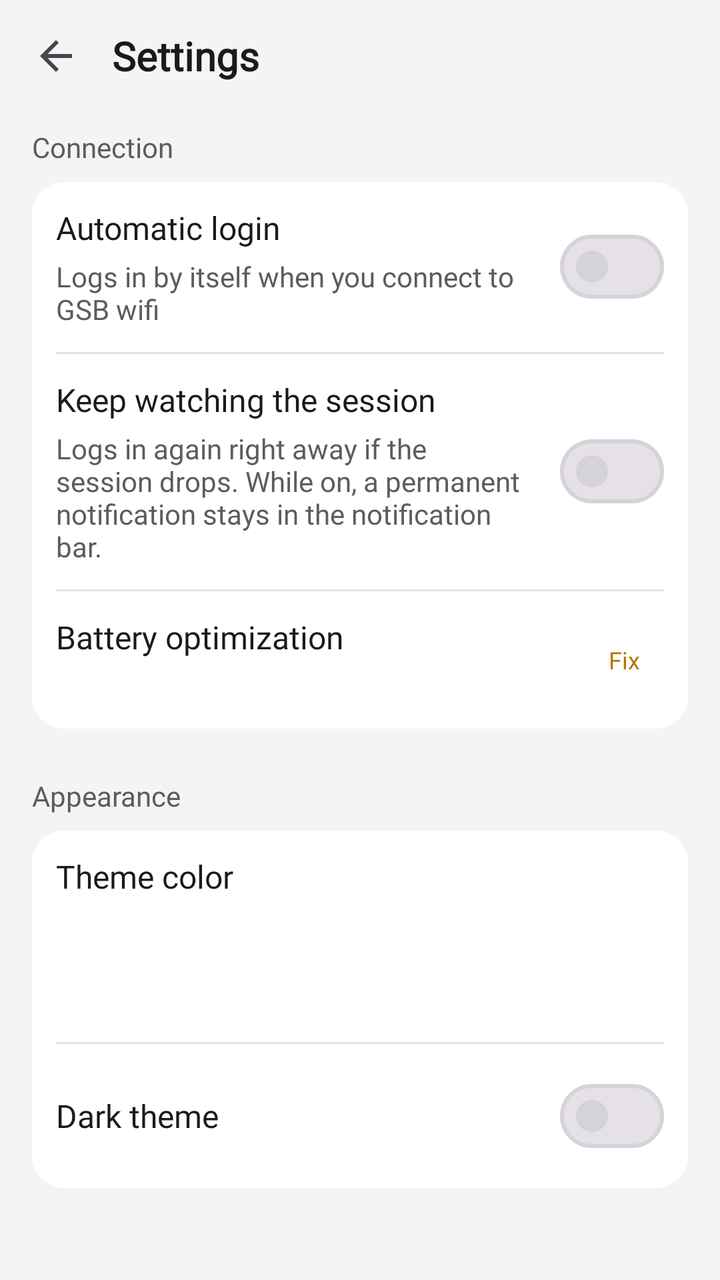
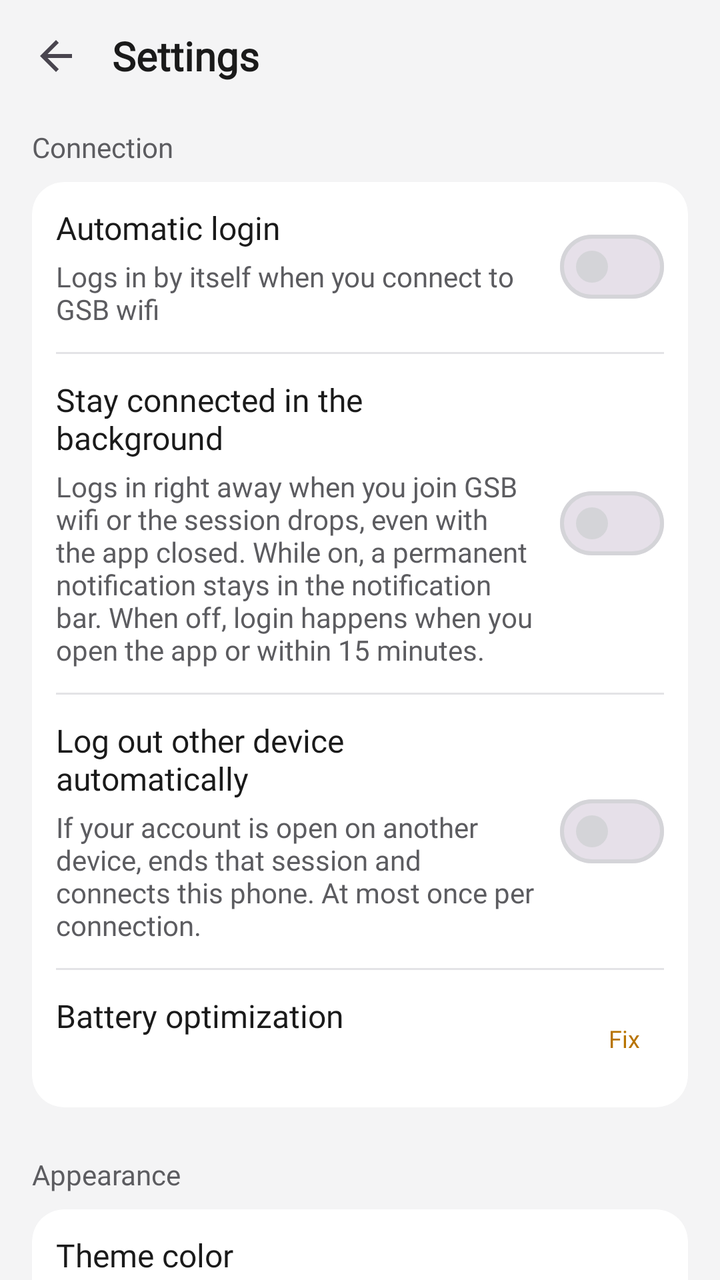

Screens rendered from an Android XML layout before and after an edit, with the pre-edit source and the edit as a unified diff.
<!-- AndroidManifest.xml: application theme Theme.DerYurt -->
<!-- res/layout/activity_settings.xml -->
<?xml version="1.0" encoding="utf-8"?>
<LinearLayout xmlns:android="http://schemas.android.com/apk/res/android"
    xmlns:app="http://schemas.android.com/apk/res-auto"
    android:id="@+id/root"
    android:layout_width="match_parent"
    android:layout_height="match_parent"
    android:orientation="vertical">

    <LinearLayout
        android:layout_width="match_parent"
        android:layout_height="@dimen/dy_top_bar_height"
        android:gravity="center_vertical"
        android:orientation="horizontal"
        android:paddingStart="@dimen/dy_space_1"
        android:paddingEnd="@dimen/dy_space_2">

        <ImageButton
            android:id="@+id/btnBack"
            android:layout_width="@dimen/dy_touch_min"
            android:layout_height="@dimen/dy_touch_min"
            android:background="?attr/selectableItemBackgroundBorderless"
            android:contentDescription="@string/content_desc_back"
            android:padding="@dimen/dy_space_3"
            android:src="@drawable/abc_ic_ab_back_material" />

        <TextView
            android:layout_width="0dp"
            android:layout_height="wrap_content"
            android:layout_weight="1"
            android:paddingStart="@dimen/dy_space_1"
            android:paddingEnd="0dp"
            android:text="@string/section_settings"
            android:textAppearance="@style/TextAppearance.DerYurt.ScreenTitle" />
    </LinearLayout>

    <androidx.core.widget.NestedScrollView
        android:layout_width="match_parent"
        android:layout_height="0dp"
        android:layout_weight="1">

        <LinearLayout
            android:layout_width="match_parent"
            android:layout_height="wrap_content"
            android:orientation="vertical"
            android:paddingStart="@dimen/dy_space_4"
            android:paddingEnd="@dimen/dy_space_4"
            android:paddingBottom="@dimen/dy_space_8">

            
            <TextView
                style="@style/DerYurt.SectionTitle"
                android:layout_marginTop="@dimen/dy_space_2"
                android:text="@string/section_connection" />

            <com.google.android.material.card.MaterialCardView
                style="@style/Widget.DerYurt.Card"
                android:layout_width="match_parent"
                android:layout_height="wrap_content">

                <LinearLayout
                    android:layout_width="match_parent"
                    android:layout_height="wrap_content"
                    android:orientation="vertical"
                    android:paddingStart="@dimen/dy_space_3"
                    android:paddingEnd="@dimen/dy_space_3">

                    <LinearLayout
                        android:id="@+id/rowAuto"
                        android:layout_width="match_parent"
                        android:layout_height="wrap_content"
                        android:gravity="center_vertical"
                        android:orientation="horizontal"
                        android:paddingTop="@dimen/dy_space_3"
                        android:paddingBottom="@dimen/dy_space_3">

                        <LinearLayout
                            android:layout_width="0dp"
                            android:layout_height="wrap_content"
                            android:layout_weight="1"
                            android:orientation="vertical">

                            <TextView
                                android:layout_width="wrap_content"
                                android:layout_height="wrap_content"
                                android:text="@string/setting_auto_title"
                                android:textAppearance="@style/TextAppearance.DerYurt.Body" />

                            <TextView
                                android:layout_width="wrap_content"
                                android:layout_height="wrap_content"
                                android:layout_marginTop="@dimen/dy_space_1"
                                android:text="@string/setting_auto_desc"
                                android:textAppearance="@style/TextAppearance.DerYurt.BodySmall"
                                android:textColor="@color/dy_text_secondary" />
                        </LinearLayout>

                        <com.google.android.material.materialswitch.MaterialSwitch
                            android:id="@+id/switchAuto"
                            android:layout_width="wrap_content"
                            android:layout_height="wrap_content"
                            android:layout_marginStart="@dimen/dy_space_3"
                            android:contentDescription="@string/setting_auto_title" />
                    </LinearLayout>

                    <View
                        android:layout_width="match_parent"
                        android:layout_height="1dp"
                        android:background="@color/dy_outline" />

                    <LinearLayout
                        android:id="@+id/rowWatch"
                        android:layout_width="match_parent"
                        android:layout_height="wrap_content"
                        android:gravity="center_vertical"
                        android:orientation="horizontal"
                        android:paddingTop="@dimen/dy_space_3"
                        android:paddingBottom="@dimen/dy_space_3">

                        <LinearLayout
                            android:layout_width="0dp"
                            android:layout_height="wrap_content"
                            android:layout_weight="1"
                            android:orientation="vertical">

                            <TextView
                                android:layout_width="wrap_content"
                                android:layout_height="wrap_content"
                                android:text="@string/setting_watch_title"
                                android:textAppearance="@style/TextAppearance.DerYurt.Body" />

                            <TextView
                                android:layout_width="wrap_content"
                                android:layout_height="wrap_content"
                                android:layout_marginTop="@dimen/dy_space_1"
                                android:text="@string/setting_watch_desc"
                                android:textAppearance="@style/TextAppearance.DerYurt.BodySmall"
                                android:textColor="@color/dy_text_secondary" />
                        </LinearLayout>

                        <com.google.android.material.materialswitch.MaterialSwitch
                            android:id="@+id/switchWatch"
                            android:layout_width="wrap_content"
                            android:layout_height="wrap_content"
                            android:layout_marginStart="@dimen/dy_space_3"
                            android:contentDescription="@string/setting_watch_title" />
                    </LinearLayout>

                    <View
                        android:layout_width="match_parent"
                        android:layout_height="1dp"
                        android:background="@color/dy_outline" />

                    <LinearLayout
                        android:id="@+id/rowBattery"
                        android:layout_width="match_parent"
                        android:layout_height="wrap_content"
                        android:background="?attr/selectableItemBackground"
                        android:clickable="true"
                        android:focusable="true"
                        android:gravity="center_vertical"
                        android:minHeight="@dimen/dy_touch_min"
                        android:orientation="horizontal"
                        android:paddingTop="@dimen/dy_space_3"
                        android:paddingBottom="@dimen/dy_space_3">

                        <LinearLayout
                            android:layout_width="0dp"
                            android:layout_height="wrap_content"
                            android:layout_weight="1"
                            android:orientation="vertical">

                            <TextView
                                android:layout_width="wrap_content"
                                android:layout_height="wrap_content"
                                android:text="@string/setting_battery_title"
                                android:textAppearance="@style/TextAppearance.DerYurt.Body" />

                            <TextView
                                android:id="@+id/batteryDesc"
                                android:layout_width="wrap_content"
                                android:layout_height="wrap_content"
                                android:layout_marginTop="@dimen/dy_space_1"
                                android:textAppearance="@style/TextAppearance.DerYurt.BodySmall"
                                android:textColor="@color/dy_text_secondary" />
                        </LinearLayout>

                        <TextView
                            android:id="@+id/batteryChip"
                            android:layout_width="wrap_content"
                            android:layout_height="@dimen/dy_chip_height"
                            android:layout_marginStart="@dimen/dy_space_3"
                            android:gravity="center"
                            android:paddingStart="@dimen/dy_space_3"
                            android:paddingEnd="@dimen/dy_space_3"
                            android:text="@string/setting_battery_fix"
                            android:textAppearance="@style/TextAppearance.DerYurt.Caption"
                            android:textColor="@color/dy_warning" />
                    </LinearLayout>
                </LinearLayout>
            </com.google.android.material.card.MaterialCardView>

            
            <TextView
                style="@style/DerYurt.SectionTitle"
                android:text="@string/section_appearance" />

            <com.google.android.material.card.MaterialCardView
                style="@style/Widget.DerYurt.Card"
                android:layout_width="match_parent"
                android:layout_height="wrap_content">

                <LinearLayout
                    android:layout_width="match_parent"
                    android:layout_height="wrap_content"
                    android:orientation="vertical"
                    android:paddingStart="@dimen/dy_space_3"
                    android:paddingEnd="@dimen/dy_space_3">

                    <TextView
                        android:layout_width="wrap_content"
                        android:layout_height="wrap_content"
                        android:paddingTop="@dimen/dy_space_3"
                        android:text="@string/setting_theme_color"
                        android:textAppearance="@style/TextAppearance.DerYurt.Body" />

                    <LinearLayout
                        android:layout_width="match_parent"
                        android:layout_height="wrap_content"
                        android:orientation="horizontal"
                        android:paddingTop="@dimen/dy_space_3"
                        android:paddingBottom="@dimen/dy_space_3">

                        <ImageView
                            android:id="@+id/circleBlue"
                            android:layout_width="@dimen/dy_touch_min"
                            android:layout_height="@dimen/dy_touch_min"
                            android:background="?attr/selectableItemBackgroundBorderless"
                            android:contentDescription="@string/color_blue"
                            android:padding="6dp" />

                        <ImageView
                            android:id="@+id/circleOrange"
                            android:layout_width="@dimen/dy_touch_min"
                            android:layout_height="@dimen/dy_touch_min"
                            android:layout_marginStart="@dimen/dy_space_2"
                            android:background="?attr/selectableItemBackgroundBorderless"
                            android:contentDescription="@string/color_orange"
                            android:padding="6dp" />

                        <ImageView
                            android:id="@+id/circleRed"
                            android:layout_width="@dimen/dy_touch_min"
                            android:layout_height="@dimen/dy_touch_min"
                            android:layout_marginStart="@dimen/dy_space_2"
                            android:background="?attr/selectableItemBackgroundBorderless"
                            android:contentDescription="@string/color_red"
                            android:padding="6dp" />

                        <ImageView
                            android:id="@+id/circleGreen"
                            android:layout_width="@dimen/dy_touch_min"
                            android:layout_height="@dimen/dy_touch_min"
                            android:layout_marginStart="@dimen/dy_space_2"
                            android:background="?attr/selectableItemBackgroundBorderless"
                            android:contentDescription="@string/color_green"
                            android:padding="6dp" />
                    </LinearLayout>

                    <View
                        android:layout_width="match_parent"
                        android:layout_height="1dp"
                        android:background="@color/dy_outline" />

                    <LinearLayout
                        android:layout_width="match_parent"
                        android:layout_height="wrap_content"
                        android:gravity="center_vertical"
                        android:orientation="horizontal"
                        android:paddingTop="@dimen/dy_space_3"
                        android:paddingBottom="@dimen/dy_space_3">

                        <TextView
                            android:layout_width="0dp"
                            android:layout_height="wrap_content"
                            android:layout_weight="1"
                            android:text="@string/setting_dark_mode"
                            android:textAppearance="@style/TextAppearance.DerYurt.Body" />

                        <com.google.android.material.materialswitch.MaterialSwitch
                            android:id="@+id/switchDark"
                            android:layout_width="wrap_content"
                            android:layout_height="wrap_content"
                            android:contentDescription="@string/setting_dark_mode" />
                    </LinearLayout>
                </LinearLayout>
            </com.google.android.material.card.MaterialCardView>
        </LinearLayout>
    </androidx.core.widget.NestedScrollView>
</LinearLayout>
<!-- resources referenced by this layout -->
<resources>
  <color name="dy_outline">#E3E3E6</color>
  <color name="dy_text_secondary">#5C5C60</color>
  <color name="dy_warning">#B87400</color>
  <dimen name="dy_chip_height">24dp</dimen>
  <dimen name="dy_space_1">4dp</dimen>
  <dimen name="dy_space_2">8dp</dimen>
  <dimen name="dy_space_3">12dp</dimen>
  <dimen name="dy_space_4">16dp</dimen>
  <dimen name="dy_space_8">32dp</dimen>
  <dimen name="dy_top_bar_height">56dp</dimen>
  <dimen name="dy_touch_min">48dp</dimen>
  <string name="color_blue">Blue</string>
  <string name="color_green">Green</string>
  <string name="color_orange">Orange</string>
  <string name="color_red">Red</string>
  <string name="content_desc_back">Back</string>
  <string name="section_appearance">Appearance</string>
  <string name="section_connection">Connection</string>
  <string name="section_settings">Settings</string>
  <string name="setting_auto_desc">Logs in by itself when you connect to GSB wifi</string>
  <string name="setting_auto_title">Automatic login</string>
  <string name="setting_battery_fix">Fix</string>
  <string name="setting_battery_title">Battery optimization</string>
  <string name="setting_dark_mode">Dark theme</string>
  <string name="setting_theme_color">Theme color</string>
  <string name="setting_watch_desc">Logs in again right away if the session drops. While on, a permanent notification stays in the notification bar.</string>
  <string name="setting_watch_title">Keep watching the session</string>
  <style name="TextAppearance.DerYurt.Caption">
          <item name="android:textSize">12sp</item>
          <item name="android:textFontWeight" tools:targetApi="28">500</item>
          <item name="android:textColor">@color/dy_text_primary</item>
          <item name="android:fontFamily">@font/nunito_family</item>
          <item name="fontFamily">@font/nunito_family</item>
      </style>
  <style name="Widget.DerYurt.Card" parent="Widget.Material3.CardView.Filled">
          <item name="cardBackgroundColor">@color/dy_surface</item>
          <item name="cardCornerRadius">@dimen/dy_radius_m</item>
          <item name="cardElevation">0dp</item>
          <item name="strokeWidth">0dp</item>
      </style>
  <dimen name="dy_space_6">24dp</dimen>
  <color name="dy_text_primary">#1A1A1A</color>
  <color name="dy_surface">#FFFFFF</color>
  <dimen name="dy_radius_m">16dp</dimen>
  <style name="TextAppearance.DerYurt.Body.Strong">
          <item name="android:textSize">16sp</item>
          <item name="android:textFontWeight" tools:targetApi="28">600</item>
          <item name="android:textColor">@color/dy_text_primary</item>
          <item name="android:fontFamily">@font/nunito_family</item>
          <item name="fontFamily">@font/nunito_family</item>
      </style>
  <style name="TextAppearance.DerYurt.Micro">
          <item name="android:textSize">10sp</item>
          <item name="android:textFontWeight" tools:targetApi="28">600</item>
          <item name="android:textColor">@color/dy_text_primary</item>
          <item name="android:fontFamily">@font/nunito_family</item>
          <item name="fontFamily">@font/nunito_family</item>
      </style>
  <color name="theme_orange_primary">#FF6D00</color>
  <color name="dy_on_primary">#FFFFFF</color>
  <color name="dy_input_outline">#D4D4D8</color>
  <color name="dy_error">#D93B30</color>
  <color name="dy_bg">#F4F4F5</color>
  <color name="dy_text_tertiary">#76767B</color>
  <!-- unchanged entries left out for length: 9 -->
</resources>

<!-- the commit's change to res/layout/activity_settings.xml (unified diff, before → after) -->
@@ -151,6 +151,49 @@
                         android:background="@color/dy_outline" />
 
                     <LinearLayout
+                        android:id="@+id/rowAutoKick"
+                        android:layout_width="match_parent"
+                        android:layout_height="wrap_content"
+                        android:gravity="center_vertical"
+                        android:orientation="horizontal"
+                        android:paddingTop="@dimen/dy_space_3"
+                        android:paddingBottom="@dimen/dy_space_3">
+
+                        <LinearLayout
+                            android:layout_width="0dp"
+                            android:layout_height="wrap_content"
+                            android:layout_weight="1"
+                            android:orientation="vertical">
+
+                            <TextView
+                                android:layout_width="wrap_content"
+                                android:layout_height="wrap_content"
+                                android:text="@string/setting_autokick_title"
+                                android:textAppearance="@style/TextAppearance.DerYurt.Body" />
+
+                            <TextView
+                                android:layout_width="wrap_content"
+                                android:layout_height="wrap_content"
+                                android:layout_marginTop="@dimen/dy_space_1"
+                                android:text="@string/setting_autokick_desc"
+                                android:textAppearance="@style/TextAppearance.DerYurt.BodySmall"
+                                android:textColor="@color/dy_text_secondary" />
+                        </LinearLayout>
+
+                        <com.google.android.material.materialswitch.MaterialSwitch
+                            android:id="@+id/switchAutoKick"
+                            android:layout_width="wrap_content"
+                            android:layout_height="wrap_content"
+                            android:layout_marginStart="@dimen/dy_space_3"
+                            android:contentDescription="@string/setting_autokick_title" />
+                    </LinearLayout>
+
+                    <View
+                        android:layout_width="match_parent"
+                        android:layout_height="1dp"
+                        android:background="@color/dy_outline" />
+
+                    <LinearLayout
                         android:id="@+id/rowBattery"
                         android:layout_width="match_parent"
                         android:layout_height="wrap_content"
<!-- resource entries referenced after the edit -->
@@ -21,12 +21,14 @@
   <string name="section_settings">Settings</string>
   <string name="setting_auto_desc">Logs in by itself when you connect to GSB wifi</string>
   <string name="setting_auto_title">Automatic login</string>
+  <string name="setting_autokick_desc">If your account is open on another device, ends that session and connects this phone. At most once per connection.</string>
+  <string name="setting_autokick_title">Log out other device automatically</string>
   <string name="setting_battery_fix">Fix</string>
   <string name="setting_battery_title">Battery optimization</string>
   <string name="setting_dark_mode">Dark theme</string>
   <string name="setting_theme_color">Theme color</string>
-  <string name="setting_watch_desc">Logs in again right away if the session drops. While on, a permanent notification stays in the notification bar.</string>
-  <string name="setting_watch_title">Keep watching the session</string>
+  <string name="setting_watch_desc">Logs in right away when you join GSB wifi or the session drops, even with the app closed. While on, a permanent notification stays in the notification bar. When off, login happens when you open the app or within 15 minutes.</string>
+  <string name="setting_watch_title">Stay connected in the background</string>
   <style name="TextAppearance.DerYurt.Caption">
           <item name="android:textSize">12sp</item>
           <item name="android:textFontWeight" tools:targetApi="28">500</item>
